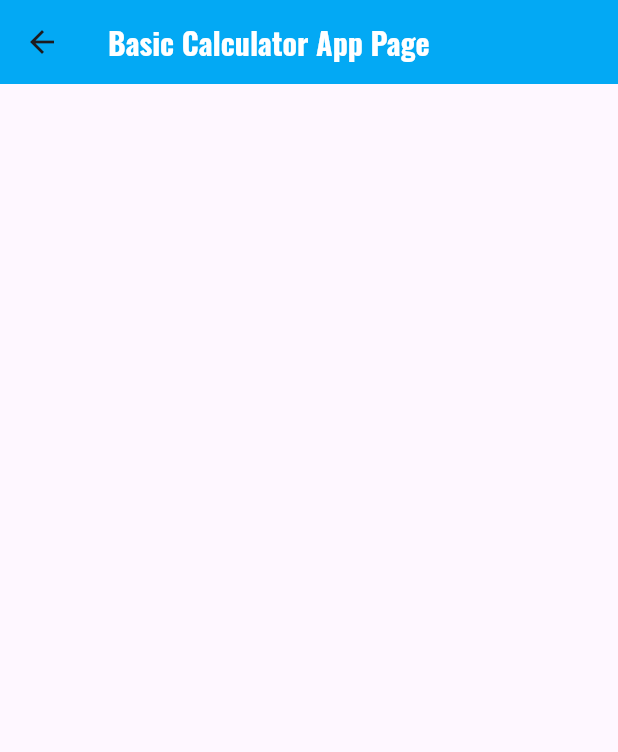
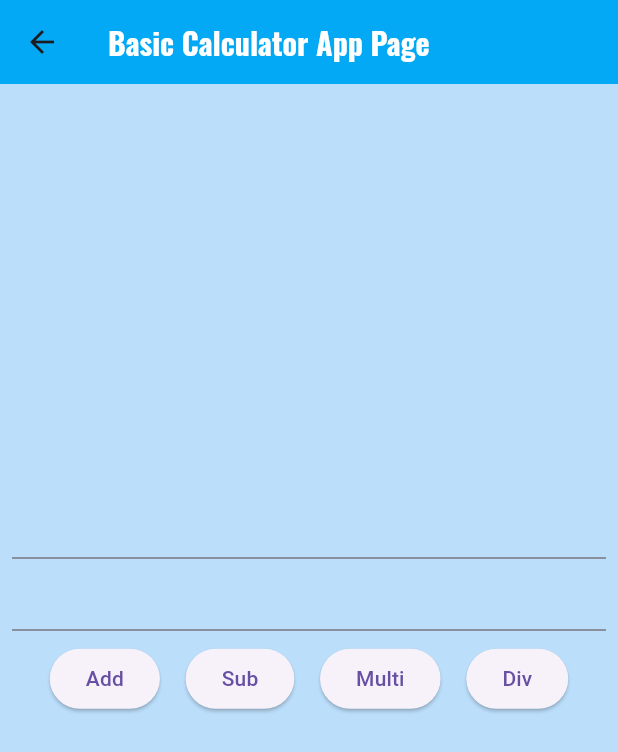
Before and after one commit to mh-rahat/development-learning-journey, a Flutter app: the BasicCalculatorAppPage screen opened directly, on a phone screen of 412 x 824 dp. Shown: the top 752 px of the screen. Run offline on Flutter 3.47's test engine with Material 3 defaults, Android fonts, the phone set to English and light mode, and no system bars; our stand-ins replace font_awesome_flutter.

Commit message:
update the file

```diff
--- a/dart/flutter_learning/flutter_basics/lib/screens/basic_calculator_app.dart
+++ b/dart/flutter_learning/flutter_basics/lib/screens/basic_calculator_app.dart
@@ -7,8 +7,114 @@
 }
 
 class _BasicCalculatorAppPage extends State<BasicCalculatorAppPage> {
+  var num1Controller = TextEditingController();
+  var num2Controller = TextEditingController();
+  var result = '';
   @override
   Widget build(BuildContext context) {
-    return Scaffold(appBar: AppBar(title: Text('Basic Calculator App Page')));
+    return Scaffold(
+      appBar: AppBar(title: Text('Basic Calculator App Page')),
+      body: Container(
+        color: Colors.blue.shade100,
+        child: Center(
+          child: Padding(
+            padding: const EdgeInsets.all(8.0),
+            child: Column(
+              mainAxisAlignment: MainAxisAlignment.center,
+              children: [
+                TextField(
+                  keyboardType: TextInputType.number,
+                  controller: num1Controller,
+                ),
+                TextField(
+                  keyboardType: TextInputType.number,
+                  controller: num2Controller,
+                ),
+                Padding(
+                  padding: const EdgeInsets.all(8.0),
+                  child: Row(
+                    mainAxisAlignment: MainAxisAlignment.spaceEvenly,
+                    children: [
+                      ElevatedButton(
+                        onPressed: () {
+                          setState(() {
+                            var num1 = int.parse(
+                              num1Controller.text.toString(),
+                            );
+                            var num2 = int.parse(
+                              num2Controller.text.toString(),
+                            );
+                            var sum = num1 + num2;
+                            result = 'The sum of $num1 and $num2 is $sum';
+                          });
+                        },
+                        child: Text('Add'),
+                      ),
+                      ElevatedButton(
+                        onPressed: () {
+                          setState(() {
+                            var num1 = int.parse(
+                              num1Controller.text.toString(),
+                            );
+                            var num2 = int.parse(
+                              num2Controller.text.toString(),
+                            );
+                            var sub = num1 - num2;
+
+                            result =
+                                'The Difference of between $num1 and $num2 is $sub';
+                          });
+                        },
+                        child: Text('Sub'),
+                      ),
+                      ElevatedButton(
+                        onPressed: () {
+                          setState(() {
+                            var num1 = int.parse(
+                              num1Controller.text.toString(),
+                            );
+                            var num2 = int.parse(
+                              num2Controller.text.toString(),
+                            );
+                            var multi = num1 * num2;
+                            result =
+                                'The Multiplication of $num1 and $num2 is $multi';
+                          });
+                        },
+                        child: Text('Multi'),
+                      ),
+                      ElevatedButton(
+                        onPressed: () {
+                          setState(() {
+                            var num1 = int.parse(
+                              num1Controller.text.toString(),
+                            );
+                            var num2 = int.parse(
+                              num2Controller.text.toString(),
+                            );
+                            var div = num1 / num2;
+                            result =
+                                'The $num1 can be divided by $num2, ${div.toStringAsFixed(2)} times.';
+                          });
+                        },
+                        child: Text('Div'),
+                      ),
+                    ],
+                  ),
+                ),
+
+                Padding(
+                  padding: EdgeInsets.all(21),
+                  child: Text(
+                    result,
+                    style: TextStyle(fontSize: 20, color: Colors.white),
+                  ),
+                ),
+              ],
+            ),
+          ),
+        ),
+      ),
+    );
   }
 }
```
